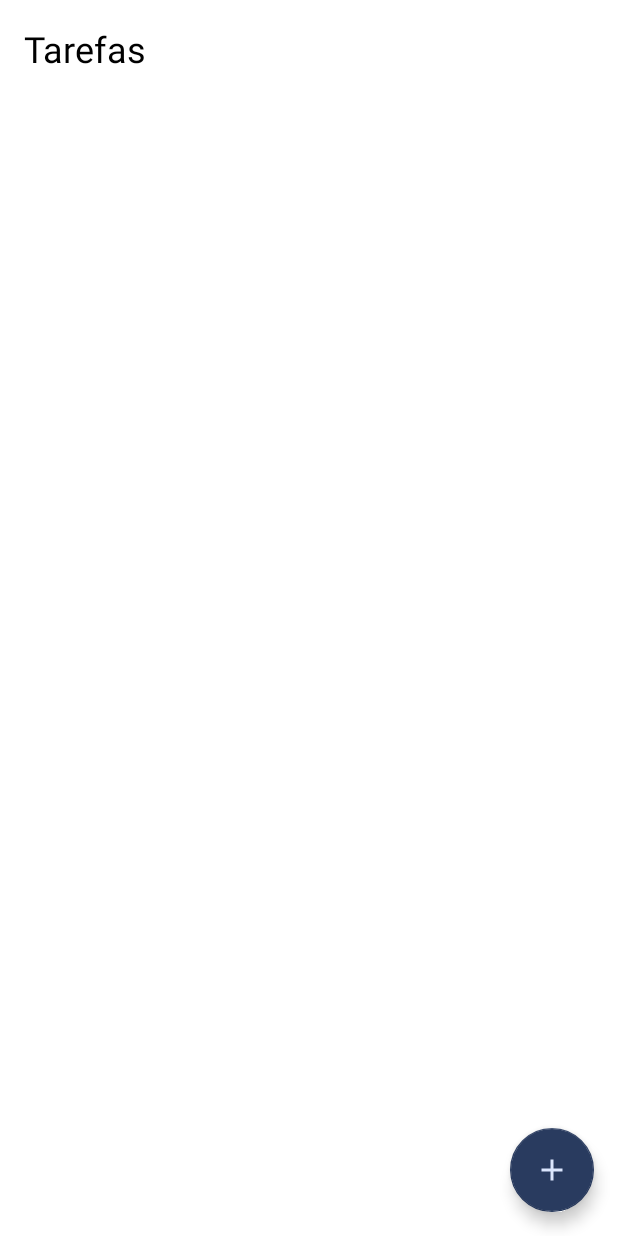
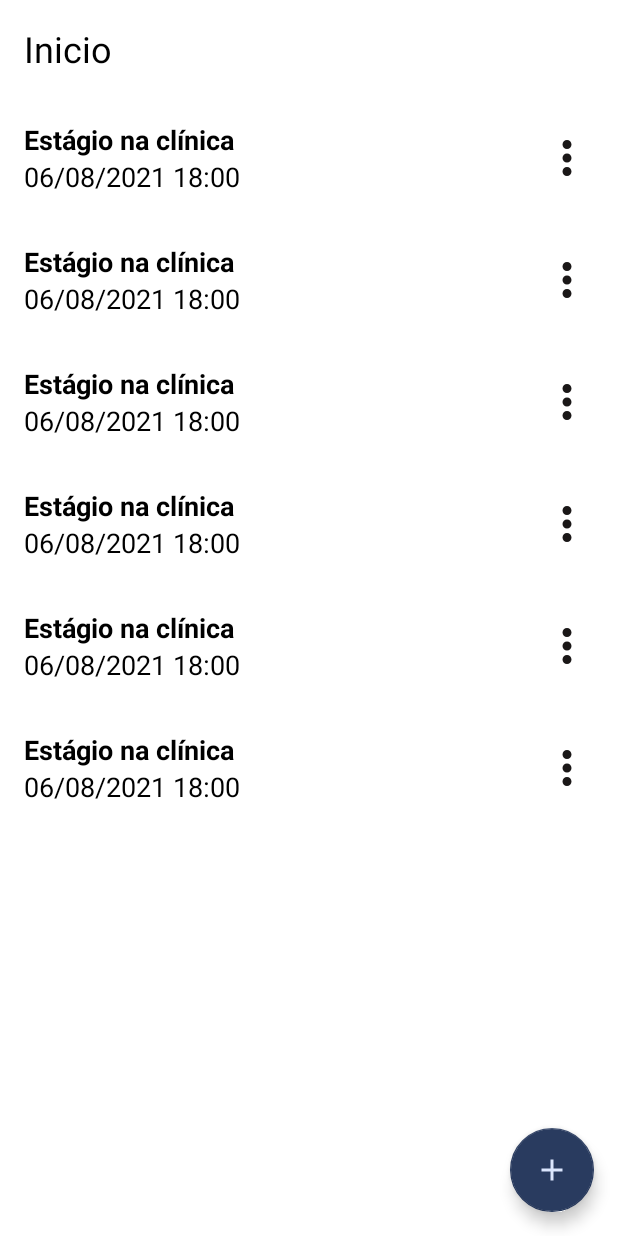
Before and after one commit to JenniferSFerreira/Lista-de-Tarefas, an Android app: the layout activity_main.xml on its own in the app's theme, with its tools: preview values and no code run, on a phone screen of 412 x 824 dp. Run offline under Robolectric (Android 15) with nearby library versions, the phone set to English and light mode, and no system bars.

Commit message:
Mostrando Lista de tarefas

```diff
--- a/app/build.gradle
+++ b/app/build.gradle
@@ -41,7 +41,7 @@ dependencies {
     implementation 'androidx.appcompat:appcompat:1.3.1'
     implementation 'com.google.android.material:material:1.4.0'
     implementation 'androidx.constraintlayout:constraintlayout:2.1.0'
-    testImplementation 'junit:junit:4.+'
+    testImplementation 'junit:junit:4.13.2'
     androidTestImplementation 'androidx.test.ext:junit:1.1.3'
     androidTestImplementation 'androidx.test.espresso:espresso-core:3.4.0'
 }
--- /dev/null
+++ b/app/src/main/res/drawable/ic_more_vert.xml
@@ -0,0 +1,5 @@
+<vector android:height="24dp" android:tint="#1A1717"
+    android:viewportHeight="24" android:viewportWidth="24"
+    android:width="24dp" xmlns:android="http://schemas.android.com/apk/res/android">
+    <path android:fillColor="@android:color/white" android:pathData="M12,8c1.1,0 2,-0.9 2,-2s-0.9,-2 -2,-2 -2,0.9 -2,2 0.9,2 2,2zM12,10c-1.1,0 -2,0.9 -2,2s0.9,2 2,2 2,-0.9 2,-2 -0.9,-2 -2,-2zM12,16c-1.1,0 -2,0.9 -2,2s0.9,2 2,2 2,-0.9 2,-2 -0.9,-2 -2,-2z"/>
+</vector>
--- a/app/src/main/res/layout/activity_main.xml
+++ b/app/src/main/res/layout/activity_main.xml
@@ -4,27 +4,40 @@
     xmlns:tools="http://schemas.android.com/tools"
     android:layout_width="match_parent"
     android:layout_height="match_parent"
-    tools:context=".MainActivity">
+    tools:context=".ui.MainActivity">
 
     <TextView
         android:id="@+id/title"
         android:layout_width="wrap_content"
         android:layout_height="wrap_content"
         android:layout_margin="16dp"
-        android:text="Tarefas"
+        android:text="@string/label_tasks"
         android:textColor="#FF000000"
         android:textSize="24sp"
         app:layout_constraintStart_toStartOf="parent"
         app:layout_constraintTop_toTopOf="parent"
         />
 
+    <androidx.recyclerview.widget.RecyclerView
+        android:id="@+id/rv_tasks"
+        android:layout_width="match_parent"
+        android:layout_height="0dp"
+        android:layout_marginTop="16dp"
+        app:layoutManager="androidx.recyclerview.widget.LinearLayoutManager"
+        tools:itemCount="8"
+        tools:listitem="@layout/item_task"
+        app:layout_constraintBottom_toTopOf="@id/fab"
+        app:layout_constraintTop_toBottomOf="@+id/title"/>
+
     <com.google.android.material.floatingactionbutton.FloatingActionButton
+        android:id="@+id/fab"
         android:layout_width="wrap_content"
         android:layout_height="wrap_content"
         android:layout_margin="16dp"
         app:srcCompat="@drawable/ic_add"
         app:layout_constraintBottom_toBottomOf="parent"
-        app:layout_constraintEnd_toEndOf="parent" />
+        app:layout_constraintEnd_toEndOf="parent"
+        android:contentDescription="@string/label_news_task" />
 
 
 </androidx.constraintlayout.widget.ConstraintLayout>
--- /dev/null
+++ b/app/src/main/res/layout/item_task.xml
@@ -0,0 +1,40 @@
+<?xml version="1.0" encoding="utf-8"?>
+<androidx.constraintlayout.widget.ConstraintLayout xmlns:android="http://schemas.android.com/apk/res/android"
+    android:layout_width="match_parent"
+    android:layout_height="wrap_content"
+    android:layout_margin="16dp"
+    xmlns:app="http://schemas.android.com/apk/res-auto"
+    xmlns:tools="http://schemas.android.com/tools">
+
+    <TextView
+        android:id="@+id/title"
+        android:layout_width="wrap_content"
+        android:layout_height="wrap_content"
+        tools:text="Estágio na clínica"
+        android:textStyle="bold"
+        android:textColor="@color/black"
+        android:textSize="18sp"
+        app:layout_constraintStart_toStartOf="parent"
+        app:layout_constraintTop_toTopOf="parent"/>
+
+    <TextView
+        android:id="@+id/date"
+        android:layout_width="wrap_content"
+        android:layout_height="wrap_content"
+        tools:text="06/08/2021 18:00"
+        android:textColor="@color/black"
+        android:textSize="18sp"
+        app:layout_constraintTop_toBottomOf="@id/title"
+        app:layout_constraintStart_toStartOf="@id/title" />
+
+    <androidx.appcompat.widget.AppCompatImageView
+        android:layout_width="36dp"
+        android:layout_height="36dp"
+        app:layout_constraintBottom_toBottomOf="parent"
+        app:layout_constraintEnd_toEndOf="parent"
+        app:layout_constraintTop_toTopOf="parent"
+        app:srcCompat="@drawable/ic_more_vert"/>
+
+
+
+</androidx.constraintlayout.widget.ConstraintLayout>
--- a/app/src/main/res/values/strings.xml
+++ b/app/src/main/res/values/strings.xml
@@ -5,4 +5,6 @@
     <string name="label_date">Data</string>
     <string name="label_hour">Hora</string>
     <string name="label_cancel">Cancelar</string>
+    <string name="label_tasks">Inicio</string>
+    <string name="label_news_task">Nova Tarefa</string>
 </resources>
```
Also changed, not shown: app/src/main/AndroidManifest.xml (+6 -5 lines), app/src/main/java/com/example/listadetarefas/MainActivity.kt (deleted, +0 -11 lines), app/src/main/java/com/example/listadetarefas/ui/AddTaskActivity.kt (+13 -10 lines), app/src/main/java/com/example/listadetarefas/ui/MainActivity.kt (added, +42 -0 lines), app/src/main/java/com/example/listadetarefas/ui/TaskListAdapter.kt (added, +35 -0 lines).
